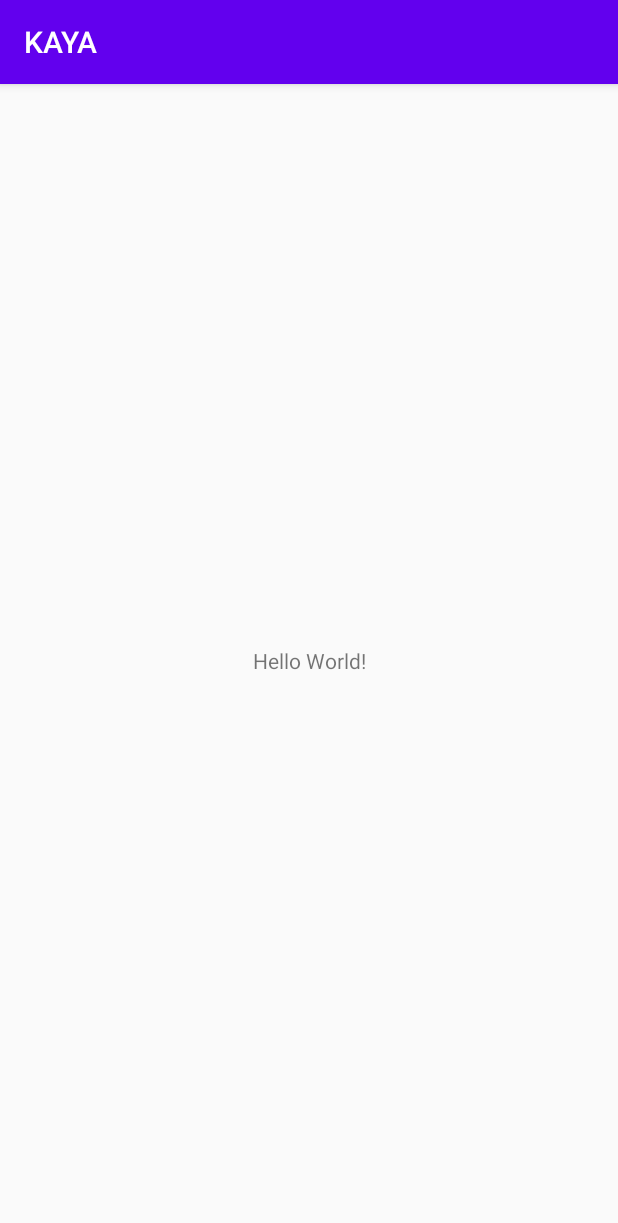
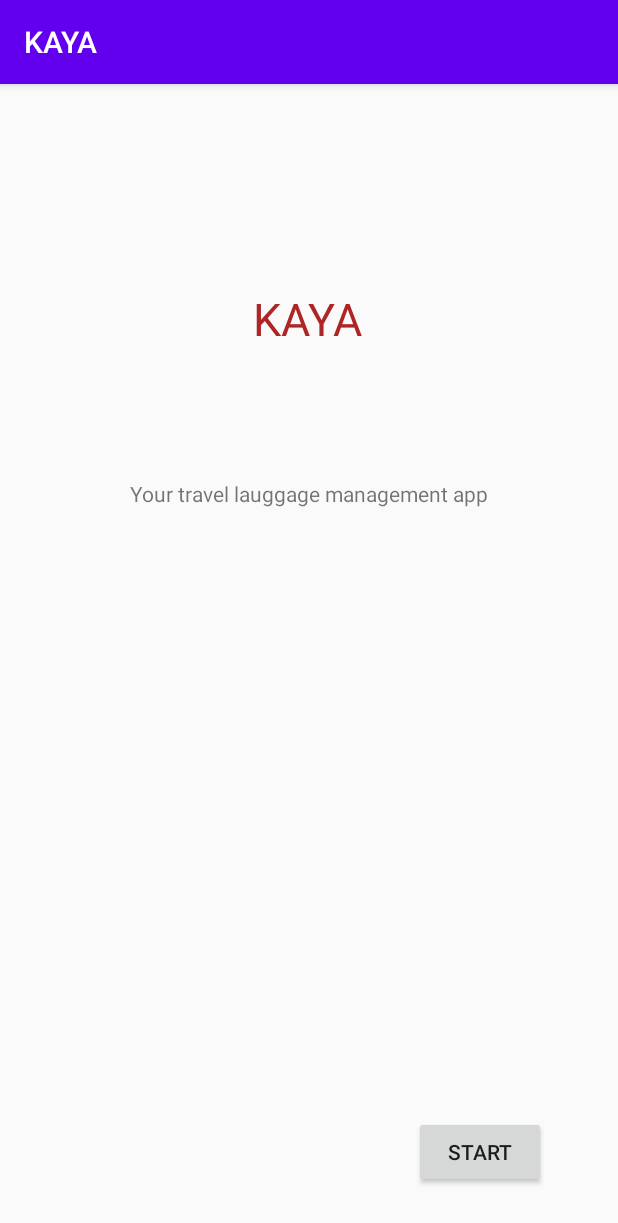
Before and after one commit to ChisomOkwor/KAYA, an Android app: the screen it shows after launch (MainActivity), on a phone screen of 412 x 824 dp. Shown: the top 1223 px of the screen. Run offline under Robolectric (Android 15) with nearby library versions, the phone set to English and light mode, and no system bars.

Commit message:
Raw template

```diff
--- a/app/build.gradle
+++ b/app/build.gradle
@@ -26,6 +26,8 @@ dependencies {
     implementation fileTree(dir: "libs", include: ["*.jar"])
     implementation 'androidx.appcompat:appcompat:1.2.0'
     implementation 'androidx.constraintlayout:constraintlayout:2.0.1'
+    implementation 'com.google.android.material:material:1.2.1'
+    implementation 'androidx.lifecycle:lifecycle-extensions:2.2.0'
     testImplementation 'junit:junit:4.12'
     androidTestImplementation 'androidx.test.ext:junit:1.1.2'
     androidTestImplementation 'androidx.test.espresso:espresso-core:3.3.0'
--- a/app/src/main/AndroidManifest.xml
+++ b/app/src/main/AndroidManifest.xml
@@ -9,6 +9,9 @@
         android:roundIcon="@mipmap/ic_launcher_round"
         android:supportsRtl="true"
         android:theme="@style/AppTheme">
+        <activity android:name=".bagWeightActivity"></activity>
+        <activity android:name=".paymentActivity" />
+        <activity android:name=".MainActivity2" />
         <activity android:name=".MainActivity">
             <intent-filter>
                 <action android:name="android.intent.action.MAIN" />
--- a/app/src/main/java/com/example/kaya/MainActivity.java
+++ b/app/src/main/java/com/example/kaya/MainActivity.java
@@ -2,13 +2,30 @@ package com.example.kaya;
 
 import androidx.appcompat.app.AppCompatActivity;
 
+import android.content.Intent;
 import android.os.Bundle;
+import android.util.Log;
+import android.view.View;
+import android.widget.Button;
 
-public class MainActivity extends AppCompatActivity {
+public class MainActivity extends AppCompatActivity implements View.OnClickListener {
+    private Button startBtn;
 
     @Override
     protected void onCreate(Bundle savedInstanceState) {
         super.onCreate(savedInstanceState);
         setContentView(R.layout.activity_main);
+
+        startBtn = (Button) findViewById(R.id.startButton);
+        startBtn.setOnClickListener(this);
+    }
+
+    public void onClick(View view) {
+        switch (view.getId()){
+            case R.id.startButton:
+                Log.i("on click", "onClick: HERE");
+                startActivity(new Intent(this, MainActivity2.class));
+                break;
+        }
     }
 }
--- a/app/src/main/res/layout/activity_main.xml
+++ b/app/src/main/res/layout/activity_main.xml
@@ -2,17 +2,42 @@
 <androidx.constraintlayout.widget.ConstraintLayout xmlns:android="http://schemas.android.com/apk/res/android"
     xmlns:app="http://schemas.android.com/apk/res-auto"
     xmlns:tools="http://schemas.android.com/tools"
+    android:id="@+id/description"
     android:layout_width="match_parent"
     android:layout_height="match_parent"
     tools:context=".MainActivity">
 
     <TextView
+        android:id="@+id/textView"
+        android:layout_width="wrap_content"
+        android:layout_height="35dp"
+        android:layout_marginTop="136dp"
+        android:text="KAYA"
+        android:textColor="#AF2525"
+        android:textSize="30sp"
+        app:layout_constraintEnd_toEndOf="parent"
+        app:layout_constraintHorizontal_bias="0.498"
+        app:layout_constraintStart_toStartOf="parent"
+        app:layout_constraintTop_toTopOf="parent" />
+
+    <TextView
+        android:id="@+id/textView2"
         android:layout_width="wrap_content"
         android:layout_height="wrap_content"
-        android:text="Hello World!"
+        android:layout_marginTop="92dp"
+        android:text="Your travel lauggage management app"
+        app:layout_constraintEnd_toEndOf="parent"
+        app:layout_constraintStart_toStartOf="parent"
+        app:layout_constraintTop_toBottomOf="@+id/textView" />
+
+    <Button
+        android:id="@+id/startButton"
+        android:layout_width="wrap_content"
+        android:layout_height="wrap_content"
+        android:layout_marginBottom="32dp"
+        android:text="START"
         app:layout_constraintBottom_toBottomOf="parent"
-        app:layout_constraintLeft_toLeftOf="parent"
-        app:layout_constraintRight_toRightOf="parent"
-        app:layout_constraintTop_toTopOf="parent" />
-
+        app:layout_constraintEnd_toEndOf="parent"
+        app:layout_constraintHorizontal_bias="0.851"
+        app:layout_constraintStart_toStartOf="parent" />
 </androidx.constraintlayout.widget.ConstraintLayout>
--- /dev/null
+++ b/app/src/main/res/values-w820dp/dimens.xml
@@ -0,0 +1,6 @@
+<resources>
+    <!-- Example customization of dimensions originally defined in res/values/dimens.xml
+         (such as screen margins) for screens with more than 820dp of available width. This
+         would include 7" and 10" devices in landscape (~960dp and ~1280dp respectively). -->
+    <dimen name="activity_horizontal_margin">64dp</dimen>
+</resources>
--- a/app/src/main/res/values/strings.xml
+++ b/app/src/main/res/values/strings.xml
@@ -1,3 +1,6 @@
 <resources>
     <string name="app_name">KAYA</string>
+    <string name="title_activity_main2">MainActivity2</string>
+    <string name="tab_text_1">Tab 1</string>
+    <string name="tab_text_2">Tab 2</string>
 </resources>
```
Also changed, not shown: app/src/main/java/com/example/kaya/MainActivity2.java (added, +36 -0 lines), app/src/main/java/com/example/kaya/bagWeightActivity.java (added, +14 -0 lines), app/src/main/java/com/example/kaya/paymentActivity.java (added, +28 -0 lines), app/src/main/res/layout/activity_bag_weight.xml (added, +9 -0 lines), app/src/main/res/layout/activity_main2.xml (added, +66 -0 lines), app/src/main/res/layout/activity_payment.xml (added, +53 -0 lines), app/src/main/res/values/dimens.xml (added, +8 -0 lines), app/src/main/res/values/styles.xml (+9 -0 lines), app/src/main/res/drawable/accessibility_icon.png (added).
